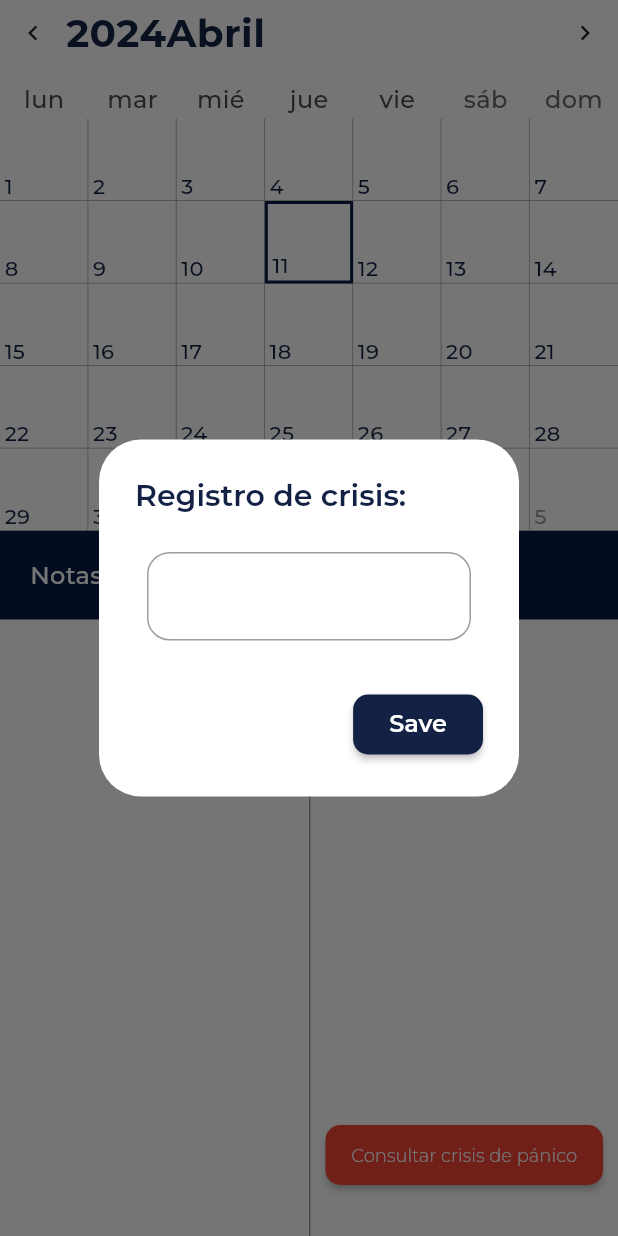
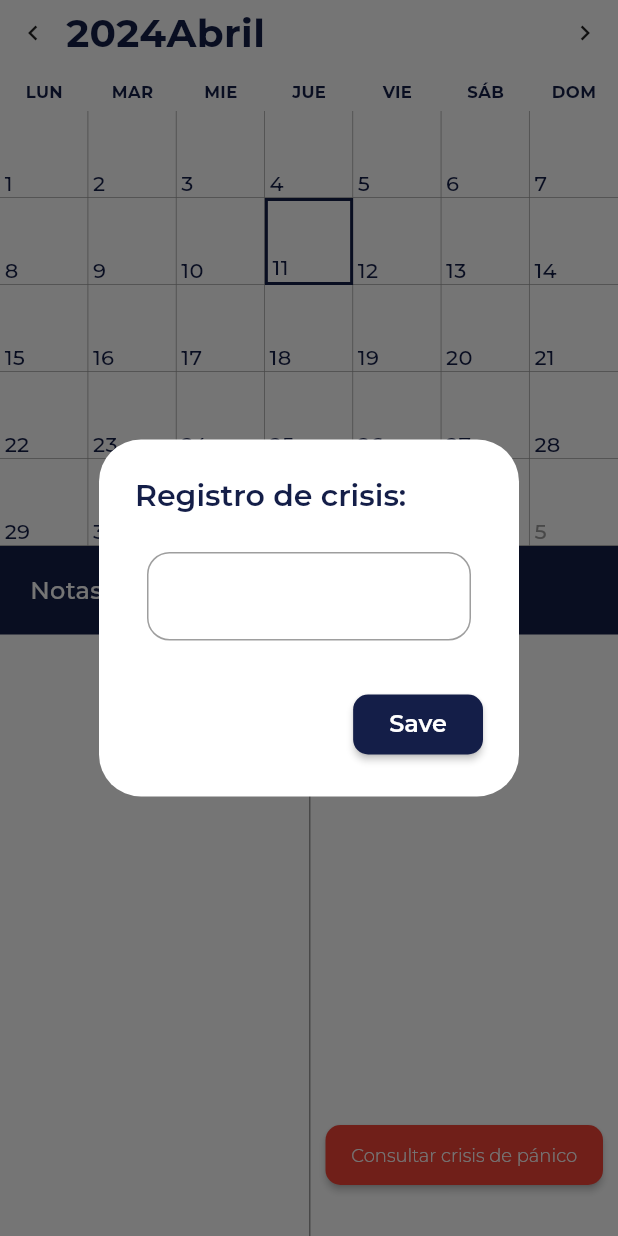
Before and after one commit to HadalyVillasclaras/somnia-ghanta, a Flutter app: the CalendarView widget shown alone on an empty page, opened directly with empty values, after a tap on "Consultar crisis de pánico", on a phone screen of 412 x 824 dp. Run offline on Flutter 3.47's test engine with Material 3 defaults, Android fonts, the phone set to English and light mode, and no system bars; drawn by our look-alikes of table_calendar; our stand-ins replace animate_do, appinio_swiper, dio, easy_date_timeline, flutter_dotenv, flutter_riverpod and 7 more; missing offline and left inert: fancy_audio_recorder, super_tooltip; accounts and stored records are empty; network calls fail.

Commit message:
style: calendar

```diff
--- a/lib/config/theme/app_theme.dart
+++ b/lib/config/theme/app_theme.dart
@@ -3,7 +3,7 @@ import 'package:google_fonts/google_fonts.dart';
 
 class AppTheme {
   static ThemeData get themeData {
-    const primaryBlue = Color(0xff132244);
+    const primaryBlue = Color(0xFF141e48);
 
     const colorScheme = ColorScheme(
       brightness: Brightness.light,
--- a/lib/presentation/views/calendar/calendar_builders.dart
+++ b/lib/presentation/views/calendar/calendar_builders.dart
@@ -7,11 +7,13 @@ class SelectedDayBuilder extends StatelessWidget {
 
   @override
   Widget build(BuildContext context) {
+    final themeColor = Theme.of(context).colorScheme;
+
     return Container(
       alignment: Alignment.bottomLeft,
       padding: const EdgeInsets.only(left: 3, bottom: 0),
       decoration: BoxDecoration(
-        border: Border.all(color: Color.fromARGB(255, 6, 28, 67), width: 2),
+        border: Border.all(color: themeColor.primary, width: 2),
         shape: BoxShape.rectangle,
       ),
       child: Text(
@@ -49,18 +51,20 @@ class DefaultBuilder extends StatelessWidget {
 
   @override
   Widget build(BuildContext context) {
+  final themeColor = Theme.of(context).colorScheme;
+
   final bool isLastColumn = day.weekday == DateTime.sunday;
     return Container(
       decoration: BoxDecoration(
         border: Border(
-          right: isLastColumn ? BorderSide.none : BorderSide(color: Colors.grey, width: 0.5),
+          right: isLastColumn ? BorderSide.none : BorderSide(color: themeColor.tertiary, width: 0.5),
         ),
       ),
       alignment: Alignment.bottomLeft,
       padding: const EdgeInsets.only(left: 3, bottom: 0),
       child: Text(
         '${day.day}',
-        style: TextStyle(fontSize: 14),
+        style: const TextStyle(fontSize: 14),
       ),
     );
   }
@@ -77,17 +81,19 @@ class OutsideDayBuilder extends StatelessWidget {
   @override
   Widget build(BuildContext context) {
     final bool isLastColumn = day.weekday == DateTime.sunday;
+    final themeColor = Theme.of(context).colorScheme;
+
     return Container(
       decoration: BoxDecoration(
         border: Border(
-          right: isLastColumn ? BorderSide.none : const BorderSide(color: Colors.grey, width: 0.5),
+          right: isLastColumn ? BorderSide.none :  BorderSide(color: themeColor.tertiary, width: 0.5),
         ),
       ),
       alignment: Alignment.bottomLeft,
       padding: const EdgeInsets.only(left: 3, bottom: 0),
       child: Text(
         '${day.day}',
-        style: TextStyle(fontSize: 14, color: Colors.grey),
+        style:  TextStyle(fontSize: 14, color:themeColor.tertiary),
       ),
     );
   }
@@ -120,7 +126,7 @@ class FeedbacksMarkerBuilder extends StatelessWidget {
       children: emotions.map((emotion) {
         final path = _getEmojiIconPath(emotion);
         return path != null
-        ? Image.asset(path, width: 15, height: 15)
+        ? Image.asset(path, width: 18, height: 18)
         : const SizedBox.shrink();
       }).toList(),
       )
--- a/lib/presentation/views/calendar/calendar_custom_styles.dart
+++ b/lib/presentation/views/calendar/calendar_custom_styles.dart
@@ -9,7 +9,7 @@ HeaderStyle headerCustomStyle() {
     leftChevronMargin:const EdgeInsets.symmetric(horizontal: 0),
     rightChevronMargin: const EdgeInsets.symmetric(horizontal: 0),
     headerPadding:const EdgeInsets.symmetric(vertical: 0.0),
-    headerMargin: EdgeInsets.only(bottom: 10),
+    headerMargin: const EdgeInsets.only(bottom: 5),
     leftChevronIcon:const Icon(Icons.chevron_left, size: 20),
     rightChevronIcon:const Icon(Icons.chevron_right, size: 20),
     titleTextFormatter: (date, locale) {
--- a/lib/presentation/views/calendar/calendar_view.dart
+++ b/lib/presentation/views/calendar/calendar_view.dart
@@ -2,8 +2,6 @@ import 'package:flutter/material.dart';
 import 'package:ghanta/domain/_domain.dart';
 import 'package:ghanta/presentation/views/calendar/calendar_custom_styles.dart';
 import 'package:ghanta/presentation/views/calendar/event.dart';
-import 'package:ghanta/presentation/views/calendar/feedback_event.dart';
-import 'package:intl/intl.dart';
 import 'package:table_calendar/table_calendar.dart';
 import 'calendar_builders.dart';
 
@@ -82,9 +80,9 @@ class _CalendarViewState extends State<CalendarView> {
       builder: (context) {
         return AlertDialog(
           scrollable: true,
-          title: Text("Registro de crisis:"),
+          title: const Text("Registro de crisis:"),
           content: Padding(
-            padding: EdgeInsets.all(8),
+            padding: const EdgeInsets.all(8),
             child: TextField(
               controller: _eventController,
             ),
@@ -96,7 +94,7 @@ class _CalendarViewState extends State<CalendarView> {
                 _eventController.clear();
                 Navigator.of(context).pop();
               },
-              child: Text("Save")
+              child: const Text("Save")
             ),
           ],
         );
@@ -111,6 +109,8 @@ class _CalendarViewState extends State<CalendarView> {
 
   @override
   Widget build(BuildContext context) {
+    final themeColor = Theme.of(context).colorScheme;
+
     return Column(
       crossAxisAlignment: CrossAxisAlignment.stretch,
       children: [
@@ -119,20 +119,31 @@ class _CalendarViewState extends State<CalendarView> {
           firstDay: DateTime.utc(2021, 10, 15),
           lastDay: DateTime.utc(2030, 10, 15),
           startingDayOfWeek: StartingDayOfWeek.monday,
-          rowHeight: 55,
+          rowHeight: 58,
           daysOfWeekHeight: 25.0,
+          headerStyle:  headerCustomStyle(),
+          eventLoader: _getEventsForDay,
           focusedDay: _focusedDay,
           selectedDayPredicate: (day) => isSameDay(day, _focusedDay),
           onDaySelected: _onDaySelected,
-          eventLoader: _getEventsForDay,
-          headerStyle:  headerCustomStyle(),
           availableGestures: AvailableGestures.all,
-          calendarStyle: const CalendarStyle(
+          calendarStyle: CalendarStyle(
               rowDecoration: BoxDecoration(
-                border: Border(bottom: BorderSide(color: Colors.grey, width: 0.5)), // Row separators
+                border: Border(bottom: BorderSide(color: themeColor.tertiary, width: 0.5)),
               ),
             ),
           calendarBuilders: CalendarBuilders(
+            dowBuilder: (context, day) {
+            List<String> dayNames = ['LUN', 'MAR', 'MIE', 'JUE', 'VIE', 'SÁB', 'DOM'];
+            String dayName = dayNames[day.weekday - 1];
+
+            return Center(
+              child: Text(
+                dayName.toUpperCase(),
+                style: const TextStyle(fontSize: 11, fontWeight: FontWeight.w700 ),
+              ),
+            );
+          },
             defaultBuilder: (context, day, focusedDay) => DefaultBuilder(day: day),
             outsideBuilder: (context, day, focusedDay) => OutsideDayBuilder(day: day),
             selectedBuilder: (context, date, events) => SelectedDayBuilder(date: date),
@@ -153,7 +164,7 @@ class _CalendarViewState extends State<CalendarView> {
           },
         ),
         Container(
-          color: const Color.fromARGB(255, 6, 28, 67),
+          color: themeColor.primary,
           padding: const EdgeInsets.symmetric(horizontal: 20, vertical: 18),
           child: const Text('Notas', style:TextStyle(color: Colors.white),),
         ),
@@ -168,13 +179,13 @@ class _CalendarViewState extends State<CalendarView> {
               Expanded(
                 flex: 1,
                 child: Container(
-                  decoration: const BoxDecoration(
+                  decoration: BoxDecoration(
                     border: Border(
-                      left: BorderSide(width: 1.0, color: Colors.grey),
+                      left: BorderSide(width: 1.0, color: themeColor.tertiary),
                     ),
                   ),
                   child: Padding(
-                    padding: EdgeInsets.fromLTRB(10, 10, 10, 30),
+                    padding: const EdgeInsets.fromLTRB(10, 10, 10, 30),
                     child: Column(
                       mainAxisAlignment: MainAxisAlignment.spaceBetween,
                       children: [
@@ -185,7 +196,7 @@ class _CalendarViewState extends State<CalendarView> {
                             onPressed: _addCrisisDialog,
                             style: ElevatedButton.styleFrom(
                               backgroundColor: Colors.red,
-                              padding: EdgeInsets.all(0),
+                              padding: const EdgeInsets.all(0),
                             ),
                             child: const Text(
                               'Consultar crisis de pánico',
@@ -204,26 +215,6 @@ class _CalendarViewState extends State<CalendarView> {
             ],
           ),
         ),
-        // Expanded(
-        //   child: ValueListenableBuilder<List<Event>>(
-        //     valueListenable: _selectedEvents,
-        //     builder: (context, value, _) {
-        //     return ListView.builder(itemCount: value.length, itemBuilder: (context, index) {
-        //       return Container(
-        //         margin: EdgeInsets.all(2),
-        //         decoration: BoxDecoration(
-        //           border: Border.all(),
-        //         ),
-        //         child: ListTile(
-        //           onTap: () => print(""),
-        //           title: Text("${value[index].title}"),
-        //         ),
-        //       );
-        //     }
-        //   );
-        // }
-        // ),
-        // ),
     ],
         );
   }
@@ -281,6 +272,8 @@ class NotesField extends StatelessWidget {
 
   @override
   Widget build(BuildContext context) {
+    final themeColor = Theme.of(context).colorScheme;
+
     return Padding(
       padding: const EdgeInsets.fromLTRB(10, 10, 10, 30),
       child: _selectedDay != null && feedbacksByDate.containsKey(DateTime(_selectedDay!.year, _selectedDay!.month, _selectedDay!.day))
@@ -296,16 +289,16 @@ class NotesField extends StatelessWidget {
                     .elementAt(index ~/ 2);
                   return Text(
                     feedbackDetail.feedback,
-                    style: TextStyle(color: Colors.grey, fontSize: 13),
+                    style: TextStyle(color: themeColor.tertiary, fontSize: 13),
                   );
                 } else {
-                  return Divider(color: Colors.grey,);
+                  return Divider(color: themeColor.tertiary,);
                 }
               },
             ),
           ),
       )
-      : Text(''),
+      : const Text(''),
     );
   }
 }
--- a/lib/presentation/views/calendar/feedback_event.dart
+++ /dev/null
@@ -1,17 +0,0 @@
-class FeedbackEvent {
-  final DateTime date;
-  final String feedback;
-  final int emotion;
-
-  FeedbackEvent({
-    required this.date,
-    required this.feedback,
-    required this.emotion,
-  });
-
-   @override
-  String toString() {
-    String formattedDate = "${date.year}-${date.month}-${date.day}";
-    return "Date: $formattedDate, Feedback: $feedback, Emotion: $emotion";
-  }
-}
```
